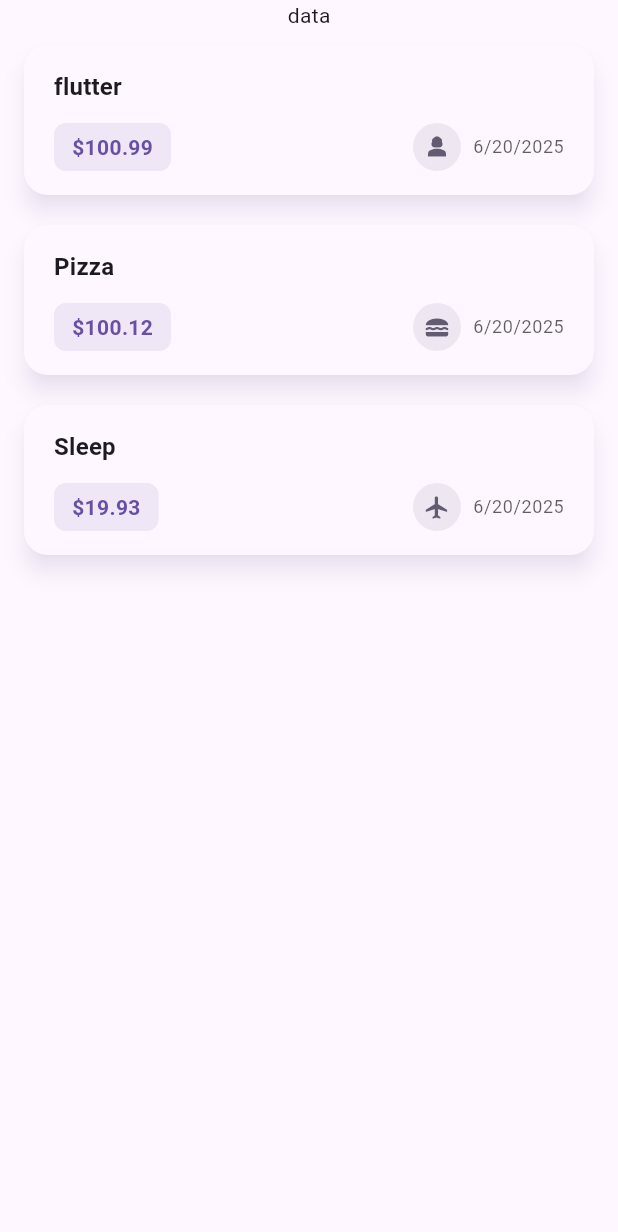
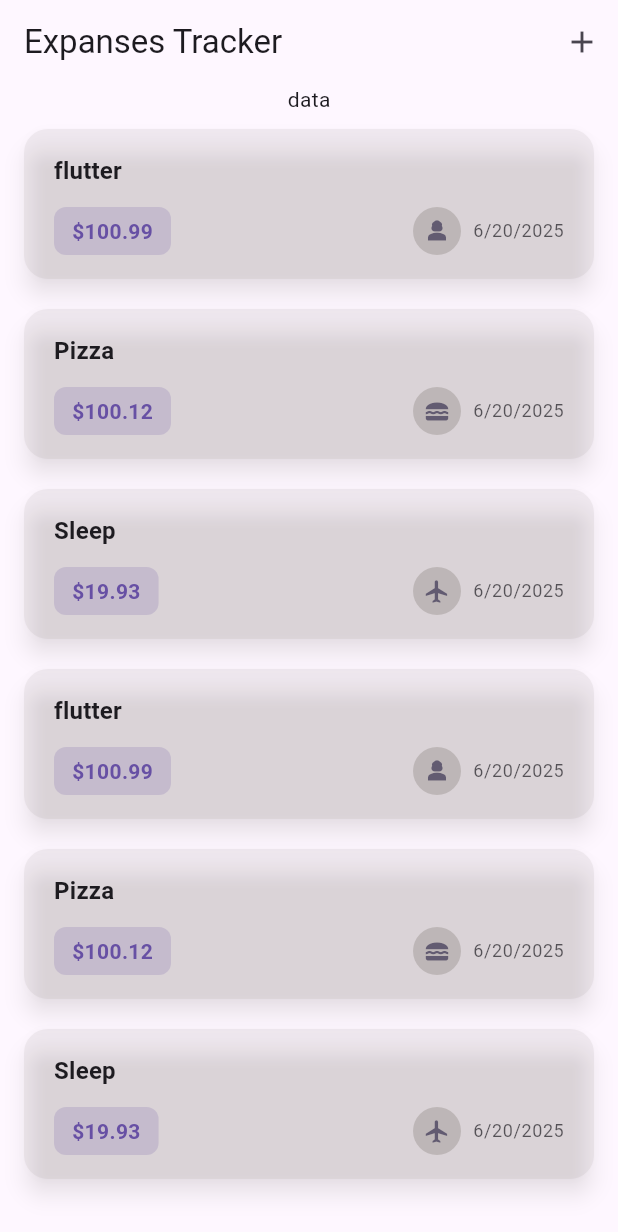
Before and after one commit to Amin2003713/expense_tracker, a Flutter app: the screen it shows after launch, on a phone screen of 412 x 824 dp. Shown: the top 1232 px of the screen. Run offline on Flutter 3.47's test engine with Material 3 defaults, Android fonts, the phone set to English and light mode, and no system bars.

Commit message:
added appbar and add ex model

```diff
--- a/lib/main.dart
+++ b/lib/main.dart
@@ -1,6 +1,6 @@
-import 'package:expense_tracker/widget/expanses.dart';
+import 'package:expense_tracker/widget/expanses/expanses.dart';
 import 'package:flutter/material.dart';
 
 void main() {
-  runApp(const MaterialApp(home: Expanses()));
+  runApp(MaterialApp(home: Expanses()));
 }
--- a/lib/models/expanses.dart
+++ b/lib/models/expanses.dart
@@ -50,5 +50,23 @@ class ExpansesDto {
       date: DateTime.now(),
       category: Categories.travel,
     ),
+    ExpansesDto(
+      title: 'flutter',
+      amount: 100.99,
+      date: DateTime.now(),
+      category: Categories.work,
+    ),
+    ExpansesDto(
+      title: 'Pizza',
+      amount: 100.12,
+      date: DateTime.now(),
+      category: Categories.food,
+    ),
+    ExpansesDto(
+      title: 'Sleep',
+      amount: 19.93,
+      date: DateTime.now(),
+      category: Categories.travel,
+    ),
   ];
 }
--- a/lib/widget/expanses.dart
+++ /dev/null
@@ -1,25 +0,0 @@
-import 'package:expense_tracker/widget/expanses_list/expanses_list.dart';
-import 'package:flutter/material.dart';
-
-import '../models/expanses.dart';
-
-class Expanses extends StatefulWidget {
-  const Expanses({super.key});
-
-  @override
-  State<StatefulWidget> createState() => _ExpansesState();
-}
-
-class _ExpansesState extends State<Expanses> {
-  final List<ExpansesDto> Epanses = ExpansesDto.GetDummy();
-
-  @override
-  Widget build(BuildContext context) => Scaffold(
-    body: Column(
-      children: [
-        Text('data'),
-        Expanded(child: ExpansesList(expanses: Epanses)),
-      ],
-    ),
-  );
-}
--- /dev/null
+++ b/lib/widget/expanses/expanses.dart
@@ -0,0 +1,46 @@
+import 'package:expense_tracker/widget/expanses/Modals/AddExpanse/expanseModal.dart';
+import 'package:expense_tracker/widget/expanses/expanses_list/expanses_list.dart';
+import 'package:flutter/material.dart';
+
+import '../../models/expanses.dart';
+
+class Expanses extends StatefulWidget {
+  const Expanses({super.key});
+
+  @override
+  State<StatefulWidget> createState() => _ExpansesState();
+}
+
+class _ExpansesState extends State<Expanses> {
+  final List<ExpansesDto> Epanses = ExpansesDto.GetDummy();
+
+  void addExpanse(ExpansesDto dto) {
+    setState(() {
+      Epanses.add(dto);
+    });
+  }
+
+  void _openAddExpansesOverlay() {
+    showModalBottomSheet(
+      isScrollControlled: true,
+      context: context,
+      builder: (ctx) => NewExpanseModal(addExpanse: addExpanse),
+    );
+  }
+
+  @override
+  Widget build(BuildContext context) => Scaffold(
+    appBar: AppBar(
+      title: Text('Expanses Tracker'),
+      actions: [
+        IconButton(onPressed: _openAddExpansesOverlay, icon: Icon(Icons.add)),
+      ],
+    ),
+    body: Column(
+      children: [
+        Text('data'),
+        Expanded(child: ExpansesList(expanses: Epanses)),
+      ],
+    ),
+  );
+}
--- a/lib/widget/expanses_list/expanses_item.dart
+++ b/lib/widget/expanses/expanses_list/expanses_item.dart
@@ -15,8 +15,8 @@ class ExpansesItem extends StatelessWidget {
       elevation: 6,
       margin: const EdgeInsets.symmetric(horizontal: 16, vertical: 10),
       shape: RoundedRectangleBorder(borderRadius: BorderRadius.circular(16)),
-      color: colorScheme.surface,
-      shadowColor: colorScheme.primary.withValues(alpha: 0.2),
+      color: Color.fromARGB(18, 82, 75, 62),
+      shadowColor: Color.fromARGB(54, 82, 75, 62),
       child: Padding(
         padding: const EdgeInsets.symmetric(horizontal: 20, vertical: 16),
         child: Column(
@@ -38,7 +38,7 @@ class ExpansesItem extends StatelessWidget {
                     vertical: 6,
                   ),
                   decoration: BoxDecoration(
-                    color: colorScheme.primary.withOpacity(0.1),
+                    color: Color.fromARGB(54, 120, 100, 170),
                     borderRadius: BorderRadius.circular(8),
                   ),
                   child: Text(
@@ -53,7 +53,7 @@ class ExpansesItem extends StatelessWidget {
                 Row(
                   children: [
                     CircleAvatar(
-                      backgroundColor: colorScheme.secondary.withOpacity(0.1),
+                      backgroundColor: Color.fromARGB(54, 82, 75, 62),
                       radius: 16,
                       child: Icon(
                         CategoryIcons[expanses.category],
--- a/lib/widget/expanses_list/expanses_list.dart
+++ b/lib/widget/expanses/expanses_list/expanses_list.dart
@@ -1,5 +1,5 @@
 import 'package:expense_tracker/models/expanses.dart';
-import 'package:expense_tracker/widget/expanses_list/expanses_item.dart';
+import 'package:expense_tracker/widget/expanses/expanses_list/expanses_item.dart';
 import 'package:flutter/cupertino.dart';
 
 class ExpansesList extends StatelessWidget {
```
Also changed, not shown: lib/widget/appBar/appBar.dart (added, +8 -0 lines), lib/widget/expanses/Modals/AddExpanse/expanseModal.dart (added, +159 -0 lines), 1 other file.
